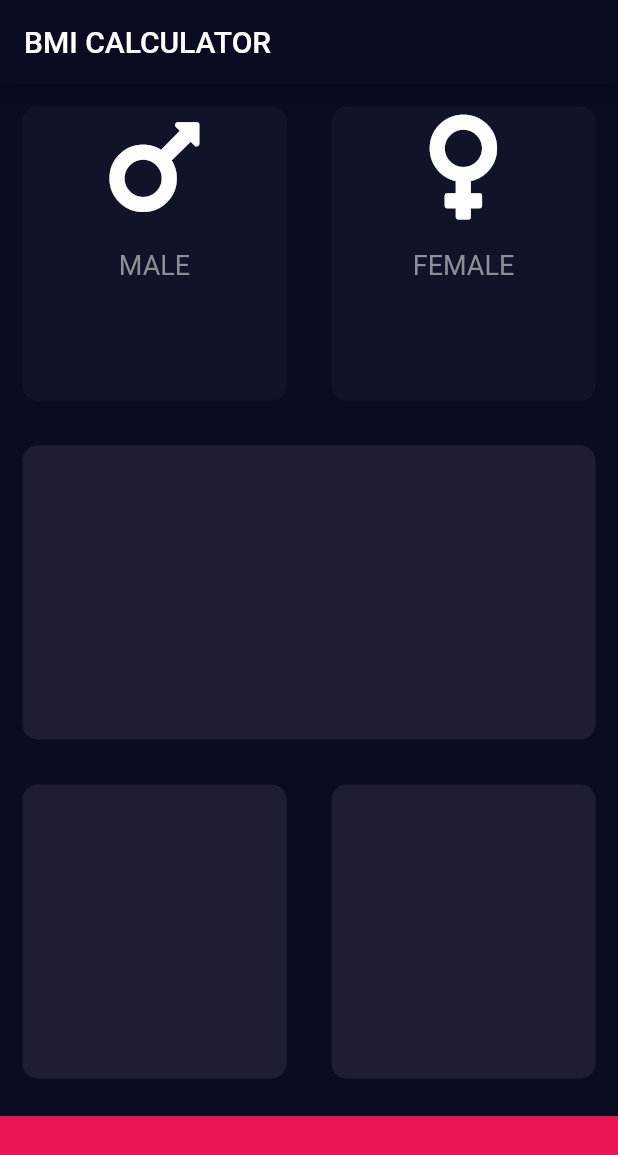
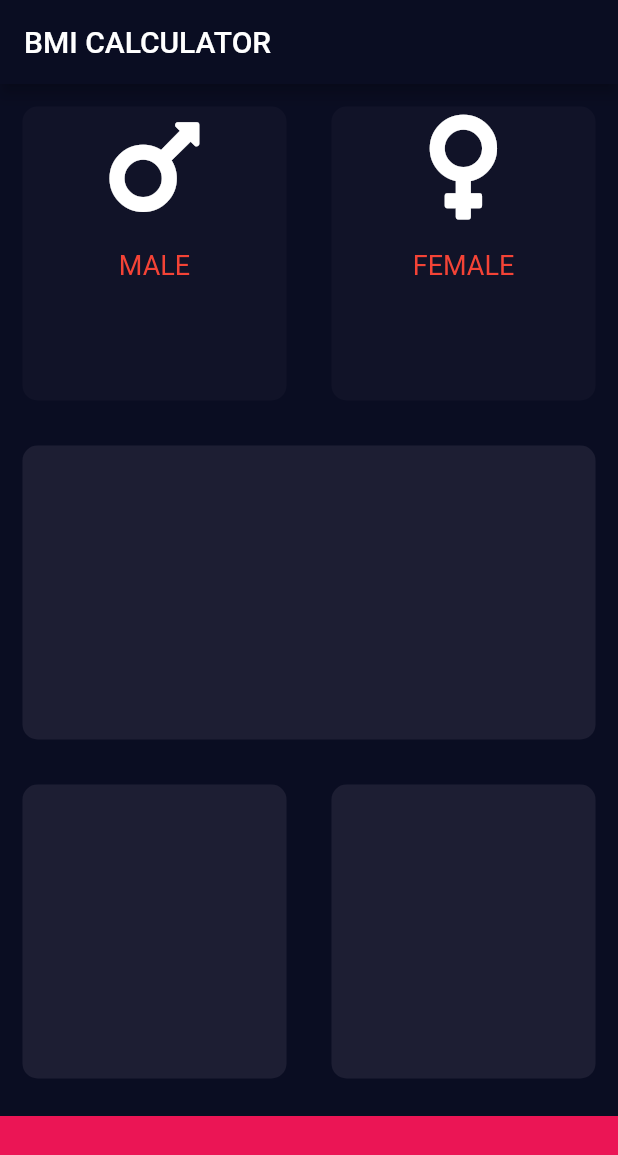
Before and after one commit to Hle98/bmi, a Flutter app: the screen it shows after launch, on a phone screen of 412 x 824 dp. Shown: the top 1155 px of the screen. Run offline on Flutter 3.47's test engine with Material 2 defaults, Android fonts, the phone set to English and light mode, and no system bars; our stand-ins replace font_awesome_flutter.

Commit message:
change text to red

```diff
--- a/lib/icon_content.dart
+++ b/lib/icon_content.dart
@@ -18,7 +18,7 @@ class AddIcon extends StatelessWidget {
         ),
         Text(
           '$text',
-          style: TextStyle(fontSize: 18.0, color: Color(0xFF8D8E98)),
+          style: TextStyle(fontSize: 18.0, color: Colors.red),
         )
       ],
     );
```
